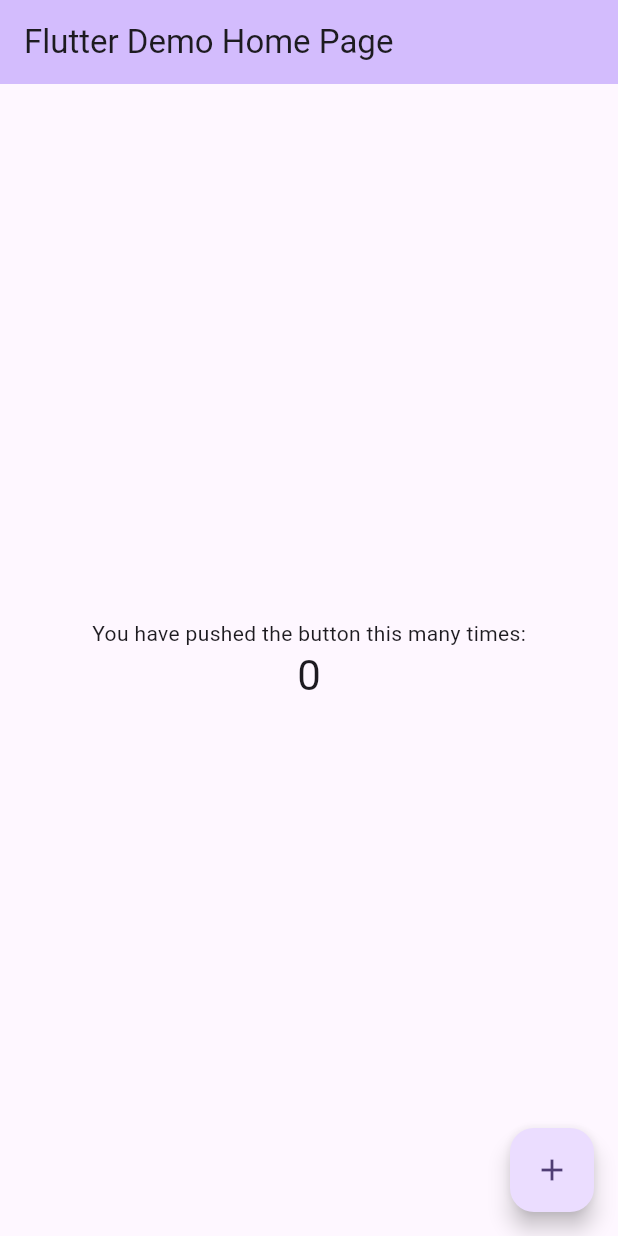
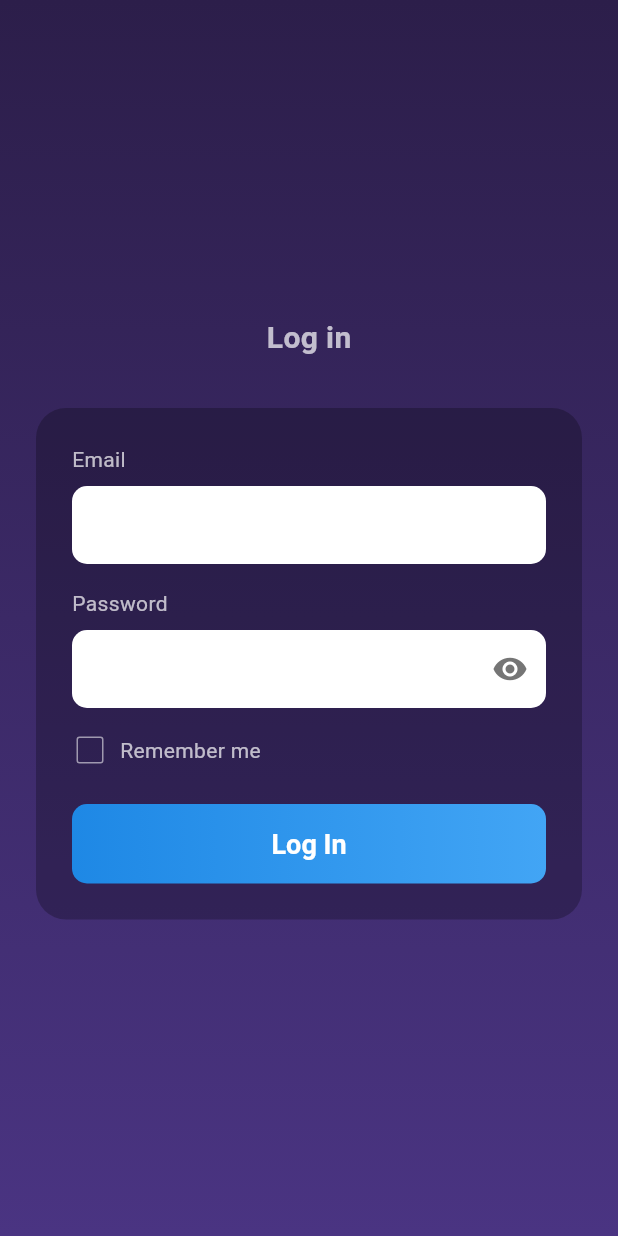
Before and after one commit to aziabdul025/app-barber, a Flutter app: the screen it shows after launch, on a phone screen of 412 x 824 dp. Run offline on Flutter 3.47's test engine with Material 3 defaults, Android fonts, the phone set to English and light mode, and no system bars.

Commit message:
page login

```diff
--- a/lib/main.dart
+++ b/lib/main.dart
@@ -1,4 +1,6 @@
 import 'package:flutter/material.dart';
+// 1. TAMBAHKAN baris ini untuk "mengenalkan" file login.dart
+import 'package:flutter_application_1/pages/login.dart';
 
 void main() {
   runApp(const MyApp());
@@ -7,119 +9,30 @@
 class MyApp extends StatelessWidget {
   const MyApp({super.key});
 
-  // This widget is the root of your application.
   @override
   Widget build(BuildContext context) {
     return MaterialApp(
-      title: 'Flutter Demo',
-      theme: ThemeData(
-        // This is the theme of your application.
-        //
-        // TRY THIS: Try running your application with "flutter run". You'll see
-        // the application has a purple toolbar. Then, without quitting the app,
-        // try changing the seedColor in the colorScheme below to Colors.green
-        // and then invoke "hot reload" (save your changes or press the "hot
-        // reload" button in a Flutter-supported IDE, or press "r" if you used
-        // the command line to start the app).
-        //
-        // Notice that the counter didn't reset back to zero; the application
-        // state is not lost during the reload. To reset the state, use hot
-        // restart instead.
-        //
-        // This works for code too, not just values: Most code changes can be
-        // tested with just a hot reload.
-        colorScheme: ColorScheme.fromSeed(seedColor: Colors.deepPurple),
-        useMaterial3: true,
-      ),
-      home: const MyHomePage(title: 'Flutter Demo Home Page'),
+      // title: 'Flutter Demo', // (Ini boleh dihapus)
+      debugShowCheckedModeBanner: false, // (Lebih rapi tanpa banner debug)
+
+      // 2. UBAH TEMA
+      // Kita ganti tema bawaan (terang) menjadi tema gelap
+      // agar cocok dengan desain halaman login kita.
+      theme: ThemeData.dark(),
+
+      // 3. UBAH 'home'
+      // Ganti 'const MyHomePage(title: 'Flutter Demo Home Page')'
+      // dengan 'const LoginPage()'
+      home: const LoginPage(),
     );
   }
 }
 
-class MyHomePage extends StatefulWidget {
-  const MyHomePage({super.key, required this.title});
-
-  // This widget is the home page of your application. It is stateful, meaning
-  // that it has a State object (defined below) that contains fields that affect
-  // how it looks.
-
-  // This class is the configuration for the state. It holds the values (in this
-  // case the title) provided by the parent (in this case the App widget) and
-  // used by the build method of the State. Fields in a Widget subclass are
-  // always marked "final".
-
-  final String title;
-
-  @override
-  State<MyHomePage> createState() => _MyHomePageState();
-}
-
-class _MyHomePageState extends State<MyHomePage> {
-  int _counter = 0;
-
-  void _incrementCounter() {
-    setState(() {
-      // This call to setState tells the Flutter framework that something has
-      // changed in this State, which causes it to rerun the build method below
-      // so that the display can reflect the updated values. If we changed
-      // _counter without calling setState(), then the build method would not be
-      // called again, and so nothing would appear to happen.
-      _counter++;
-    });
-  }
-
-  @override
-  Widget build(BuildContext context) {
-    // This method is rerun every time setState is called, for instance as done
-    // by the _incrementCounter method above.
-    //
-    // The Flutter framework has been optimized to make rerunning build methods
-    // fast, so that you can just rebuild anything that needs updating rather
-    // than having to individually change instances of widgets.
-    return Scaffold(
-      appBar: AppBar(
-        // TRY THIS: Try changing the color here to a specific color (to
-        // Colors.amber, perhaps?) and trigger a hot reload to see the AppBar
-        // change color while the other colors stay the same.
-        backgroundColor: Theme.of(context).colorScheme.inversePrimary,
-        // Here we take the value from the MyHomePage object that was created by
-        // the App.build method, and use it to set our appbar title.
-        title: Text(widget.title),
-      ),
-      body: Center(
-        // Center is a layout widget. It takes a single child and positions it
-        // in the middle of the parent.
-        child: Column(
-          // Column is also a layout widget. It takes a list of children and
-          // arranges them vertically. By default, it sizes itself to fit its
-          // children horizontally, and tries to be as tall as its parent.
-          //
-          // Column has various properties to control how it sizes itself and
-          // how it positions its children. Here we use mainAxisAlignment to
-          // center the children vertically; the main axis here is the vertical
-          // axis because Columns are vertical (the cross axis would be
-          // horizontal).
-          //
-          // TRY THIS: Invoke "debug painting" (choose the "Toggle Debug Paint"
-          // action in the IDE, or press "p" in the console), to see the
-          // wireframe for each widget.
-          mainAxisAlignment: MainAxisAlignment.center,
-          children: <Widget>[
-            const Text(
-              'You have pushed the button this many times:',
-            ),
-            Text(
-              '$_counter',
-              style: Theme.of(context).textTheme.headlineMedium,
-            ),
-          ],
-        ),
-      ),
-      floatingActionButton: FloatingActionButton(
-        onPressed: _incrementCounter,
-        tooltip: 'Increment',
-        child: const Icon(Icons.add),
-      ), // This trailing comma makes auto-formatting nicer for build methods.
-    );
-  }
-}
+// 4. HAPUS SEMUA SISA KODE
+//
+// Seluruh class 'MyHomePage' dan '_MyHomePageState'
+// yang ada di bawah baris ini di file lama Anda
+// BISA DIHAPUS SEMUA, karena sudah tidak kita panggil lagi.
+//
+// class MyHomePage extends StatefulWidget { ... }
+// class _MyHomePageState extends State<MyHomePage> { ... }
--- /dev/null
+++ b/lib/pages/login.dart
@@ -0,0 +1,225 @@
+import 'package:flutter/material.dart';
+
+class LoginPage extends StatefulWidget {
+  const LoginPage({super.key});
+
+  @override
+  State<LoginPage> createState() => _LoginPageState();
+}
+
+class _LoginPageState extends State<LoginPage> {
+  // State untuk mengelola visibilitas password
+  bool _isPasswordVisible = false;
+  // State untuk checkbox "Remember me"
+  bool _rememberMe = false;
+
+  // Controller untuk mengisi teks awal seperti di gambar
+  final TextEditingController _emailController = TextEditingController();
+  final TextEditingController _passwordController = TextEditingController();
+
+  @override
+  void dispose() {
+    // Jangan lupa dispose controller saat widget tidak lagi digunakan
+    _emailController.dispose();
+    _passwordController.dispose();
+    super.dispose();
+  }
+
+  // Fungsi untuk toggle visibilitas password
+  void _togglePasswordVisibility() {
+    setState(() {
+      _isPasswordVisible = !_isPasswordVisible;
+    });
+  }
+
+  @override
+  Widget build(BuildContext context) {
+    return Scaffold(
+      body: Container(
+        width: double.infinity,
+        height: double.infinity,
+        decoration: const BoxDecoration(
+          gradient: LinearGradient(
+            colors: [
+              Color(0xFF2C1E4A), // Warna ungu tua (atas)
+              Color(0xFF4A3482), // Warna ungu sedikit lebih terang (bawah)
+            ],
+            begin: Alignment.topCenter,
+            end: Alignment.bottomCenter,
+          ),
+        ),
+
+        // ================== STRUKTUR BARU UNTUK TENGAH ==================
+
+        // 1. Gunakan SafeArea
+        child: SafeArea(
+          // 2. Gunakan Center untuk menengahkan semua konten
+          child: Center(
+            // 3. Gunakan SingleChildScrollView agar bisa di-scroll
+            child: SingleChildScrollView(
+              // Beri padding di sekeliling konten
+              padding: const EdgeInsets.symmetric(horizontal: 24.0, vertical: 20.0),
+
+              child: Column(
+                // 4. Tengahkan semua anak (teks dan kartu) secara horizontal
+                crossAxisAlignment: CrossAxisAlignment.center,
+                // 5. Tengahkan juga secara vertikal
+                mainAxisAlignment: MainAxisAlignment.center,
+
+                children: [
+                  // 6. Teks "Log in" (sekarang di tengah)
+                  Text(
+                    'Log in',
+                    style: TextStyle(
+                      color: Colors.white.withOpacity(0.7),
+                      fontSize: 20,
+                      fontWeight: FontWeight.w600,
+                    ),
+                  ),
+
+                  // 7. Beri jarak antara Teks dan Kartu
+                  const SizedBox(height: 32.0),
+
+                  // 8. Kartu login
+                  Container(
+                    padding: const EdgeInsets.all(24.0),
+                    decoration: BoxDecoration(
+                      color: Colors.black.withOpacity(0.25),
+                      borderRadius: BorderRadius.circular(20.0),
+                    ),
+                    child: Column(
+                      // PENTING: Kolom di dalam kartu TETAP rata kiri
+                      crossAxisAlignment: CrossAxisAlignment.start,
+                      mainAxisSize: MainAxisSize.min,
+                      children: [
+                        // Label Email
+                        const Text(
+                          'Email',
+                          style: TextStyle(color: Colors.white70),
+                        ),
+                        const SizedBox(height: 8.0),
+
+                        // Input Field Email
+                        TextField(
+                          controller: _emailController,
+                          style: const TextStyle(color: Colors.black),
+                          decoration: InputDecoration(
+                            filled: true,
+                            fillColor: Colors.white,
+                            border: OutlineInputBorder(
+                              borderRadius: BorderRadius.circular(10.0),
+                              borderSide: BorderSide.none,
+                            ),
+                            contentPadding: const EdgeInsets.symmetric(vertical: 14.0, horizontal: 16.0),
+                          ),
+                          keyboardType: TextInputType.emailAddress,
+                        ),
+                        const SizedBox(height: 16.0),
+
+                        // Label Password
+                        const Text(
+                          'Password',
+                          style: TextStyle(color: Colors.white70),
+                        ),
+                        const SizedBox(height: 8.0),
+
+                        // Input Field Password
+                        TextField(
+                          controller: _passwordController,
+                          obscureText: !_isPasswordVisible,
+                          style: const TextStyle(color: Colors.black),
+                          decoration: InputDecoration(
+                            filled: true,
+                            fillColor: Colors.white,
+                            border: OutlineInputBorder(
+                              borderRadius: BorderRadius.circular(10.0),
+                              borderSide: BorderSide.none,
+                            ),
+                            contentPadding: const EdgeInsets.symmetric(vertical: 14.0, horizontal: 16.0),
+                            suffixIcon: IconButton(
+                              icon: Icon(
+                                _isPasswordVisible
+                                    ? Icons.visibility_off
+                                    : Icons.visibility,
+                                color: Colors.grey[600],
+                              ),
+                              onPressed: _togglePasswordVisibility,
+                            ),
+                          ),
+                        ),
+                        const SizedBox(height: 16.0),
+
+                        // Baris untuk "Remember me"
+                        Row(
+                          mainAxisAlignment: MainAxisAlignment.spaceBetween,
+                          children: [
+                            Row(
+                              children: [
+                                SizedBox(
+                                  width: 24,
+                                  height: 24,
+                                  child: Checkbox(
+                                    value: _rememberMe,
+                                    onChanged: (bool? value) {
+                                      setState(() {
+                                        _rememberMe = value ?? false;
+                                      });
+                                    },
+                                    activeColor: Colors.blue,
+                                    checkColor: Colors.white,
+                                    side: const BorderSide(color: Colors.white54),
+                                    materialTapTargetSize: MaterialTapTargetSize.shrinkWrap,
+                                  ),
+                                ),
+                                const SizedBox(width: 8.0),
+                                const Text(
+                                  'Remember me',
+                                  style: TextStyle(color: Colors.white70),
+                                ),
+                              ],
+                            ),
+                          ],
+                        ),
+                        const SizedBox(height: 24.0),
+
+                        // Tombol Log In
+                        Container(
+                          width: double.infinity,
+                          decoration: BoxDecoration(
+                            gradient: LinearGradient(
+                              colors: [
+                                Colors.blue.shade600,
+                                Colors.blue.shade400,
+                              ],
+                              begin: Alignment.centerLeft,
+                              end: Alignment.centerRight,
+                            ),
+                            borderRadius: BorderRadius.circular(10.0),
+                          ),
+                          child: ElevatedButton(
+                            onPressed: () {},
+                            style: ElevatedButton.styleFrom(
+                              backgroundColor: Colors.transparent,
+                              shadowColor: Colors.transparent,
+                              padding: const EdgeInsets.symmetric(vertical: 16.0),
+                              textStyle: const TextStyle(
+                                fontSize: 18,
+                                fontWeight: FontWeight.bold,
+                              ),
+                            ),
+                            child: const Text('Log In', style: TextStyle(color: Colors.white)),
+                          ),
+                        ),
+                      ],
+                    ),
+                  ),
+                ],
+              ),
+            ),
+          ),
+        ),
+        // ================================================================
+      ),
+    );
+  }
+}
```
